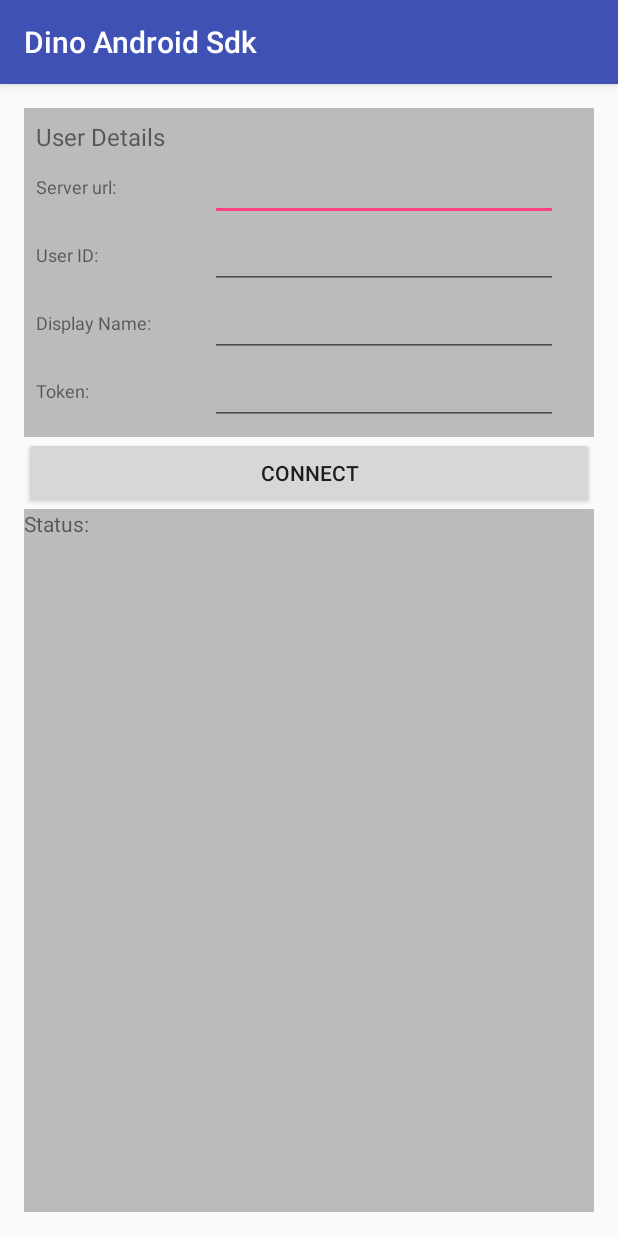
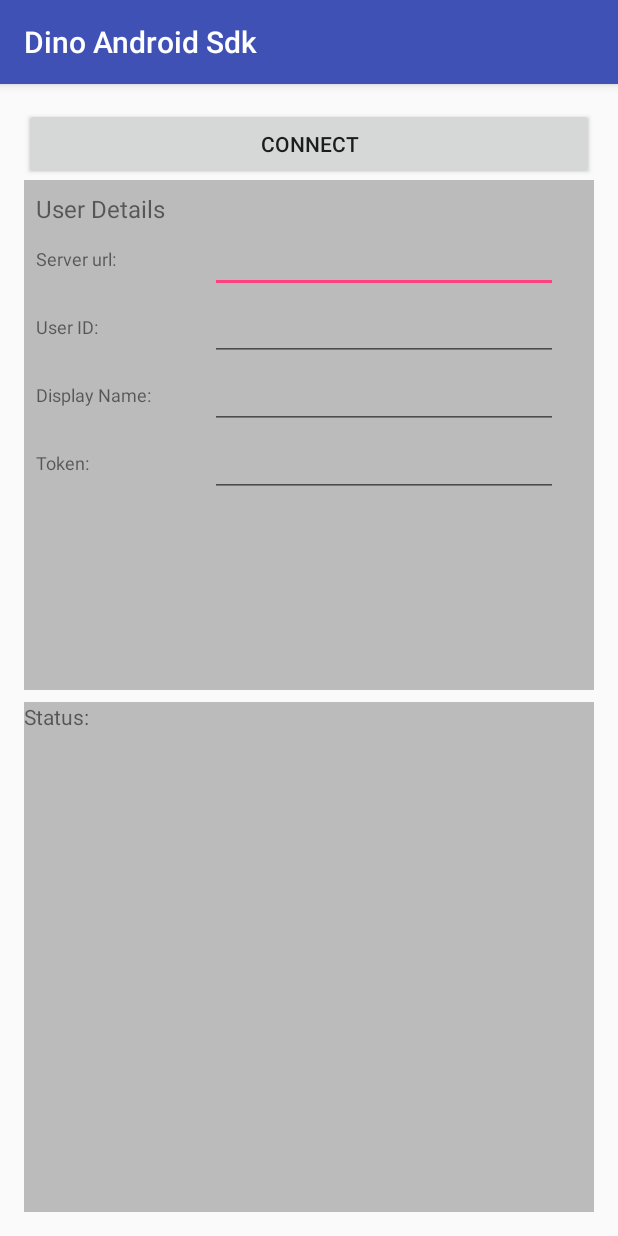
Before and after one commit to thenetcircle/dino-android-framework, an Android app: the screen it shows after launch (MainActivity), on a phone screen of 412 x 824 dp. Run offline under Robolectric (Android 15) with nearby library versions, the phone set to English and light mode, and no system bars; libraries missing offline, so code that uses them is left out: io.socket.client, io.socket.engineio, kotterknife.bindView; 16 statements that could not run were skipped.

```diff
--- a/app/src/main/AndroidManifest.xml
+++ b/app/src/main/AndroidManifest.xml
@@ -11,10 +11,10 @@
         android:roundIcon="@mipmap/ic_launcher_round"
         android:supportsRtl="true"
         android:theme="@style/AppTheme">
-        <activity android:name=".MainActivity">
+        <activity android:name=".MainActivity"
+            android:windowSoftInputMode="adjustPan">
             <intent-filter>
                 <action android:name="android.intent.action.MAIN" />
-
                 <category android:name="android.intent.category.LAUNCHER" />
             </intent-filter>
         </activity>
--- a/app/src/main/res/layout/activity_main.xml
+++ b/app/src/main/res/layout/activity_main.xml
@@ -7,16 +7,24 @@
     android:orientation="vertical"
     tools:context="com.thenetcircle.dinoandroidsdk.MainActivity">
 
-    <LinearLayout
+    <Button
+        android:id="@+id/connectBtn"
         android:layout_width="match_parent"
         android:layout_height="wrap_content"
+        android:text="@string/connect" />
+
+    <LinearLayout
+        android:id="@+id/user_details"
+        android:layout_width="match_parent"
+        android:layout_height="0dp"
         android:background="#BBBBBB"
         android:orientation="vertical"
+        android:layout_weight="1"
         android:padding="8dp">
 
         <TextView
             android:layout_width="wrap_content"
-            android:layout_height="match_parent"
+            android:layout_height="wrap_content"
             android:text="@string/user_details"
             android:textSize="16sp" />
 
@@ -103,16 +111,29 @@
 
     </LinearLayout>
 
-    <Button
-        android:id="@+id/connectBtn"
+    <LinearLayout
+        android:id="@+id/connected_functions"
         android:layout_width="match_parent"
-        android:layout_height="wrap_content"
-        android:text="@string/connect" />
+        android:layout_height="0dp"
+        android:background="#BBBBBB"
+        android:orientation="vertical"
+        android:layout_weight="1"
+        android:visibility="gone"
+        android:padding="8dp">
 
+        <Button
+            android:id="@+id/channel_list"
+            android:layout_width="match_parent"
+            android:layout_height="wrap_content"
+            android:text="@string/get_channel_list" />
+
+    </LinearLayout>
 
     <ScrollView
         android:layout_width="match_parent"
-        android:layout_height="match_parent"
+        android:layout_height="0dp"
+        android:layout_weight="1"
+        android:layout_marginTop="8dp"
         android:background="#BBBBBB">
 
         <TextView
--- a/app/src/main/res/values/strings.xml
+++ b/app/src/main/res/values/strings.xml
@@ -8,4 +8,5 @@
     <string name="server_url">Server url:</string>
     <string name="disconnect">Disconnect</string>
     <string name="status">Status:</string>
+    <string name="get_channel_list">Get Channel List</string>
 </resources>
```
Also changed, not shown: app/src/main/java/com/thenetcircle/dinoandroidsdk/DinoChatConnection.kt (+17 -18 lines), app/src/main/java/com/thenetcircle/dinoandroidsdk/MainActivity.kt (+32 -15 lines).
